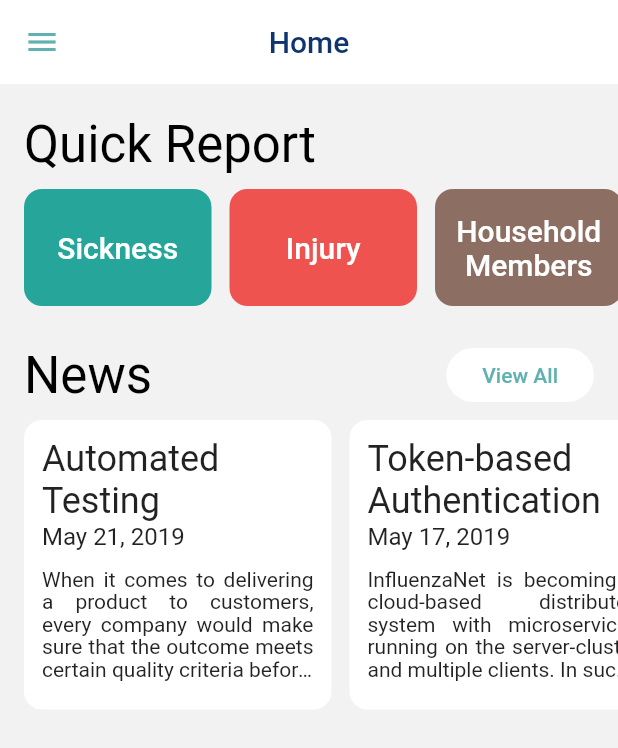
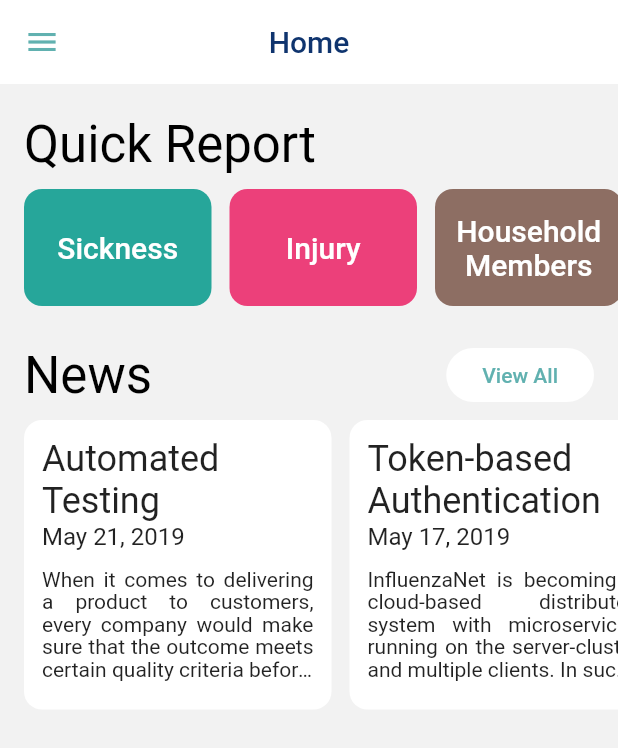
Before and after one commit to influenzanet/app, a Flutter app: the HomePage widget shown alone on an empty page, opened directly, on a phone screen of 412 x 824 dp. Shown: the top 748 px of the screen. Run offline on Flutter 3.47's test engine with Material 2 defaults, Android fonts, the phone set to English and light mode, and no system bars; our stand-ins replace circular_check_box.

Commit message:
Changed Injured ReportButton color from red to pink.
Avoids being same color as NotificationButton.

```diff
--- a/lib/ui/main/home/home-page.dart
+++ b/lib/ui/main/home/home-page.dart
@@ -28,7 +28,7 @@ class HomePage extends ScaffoldPage {
       height: 90,
       children: <Widget>[
         _quickActionItem(themeData, 'Sickness', Colors.teal),
-        _quickActionItem(themeData, 'Injury', Colors.red),
+        _quickActionItem(themeData, 'Injury', Colors.pink),
         _quickActionItem(themeData, 'Household Members', Colors.brown),
         _quickActionItem(themeData, 'Visit to Doctor', Colors.blue),
         _quickActionItem(themeData, 'Hospital', Colors.orange),
```
